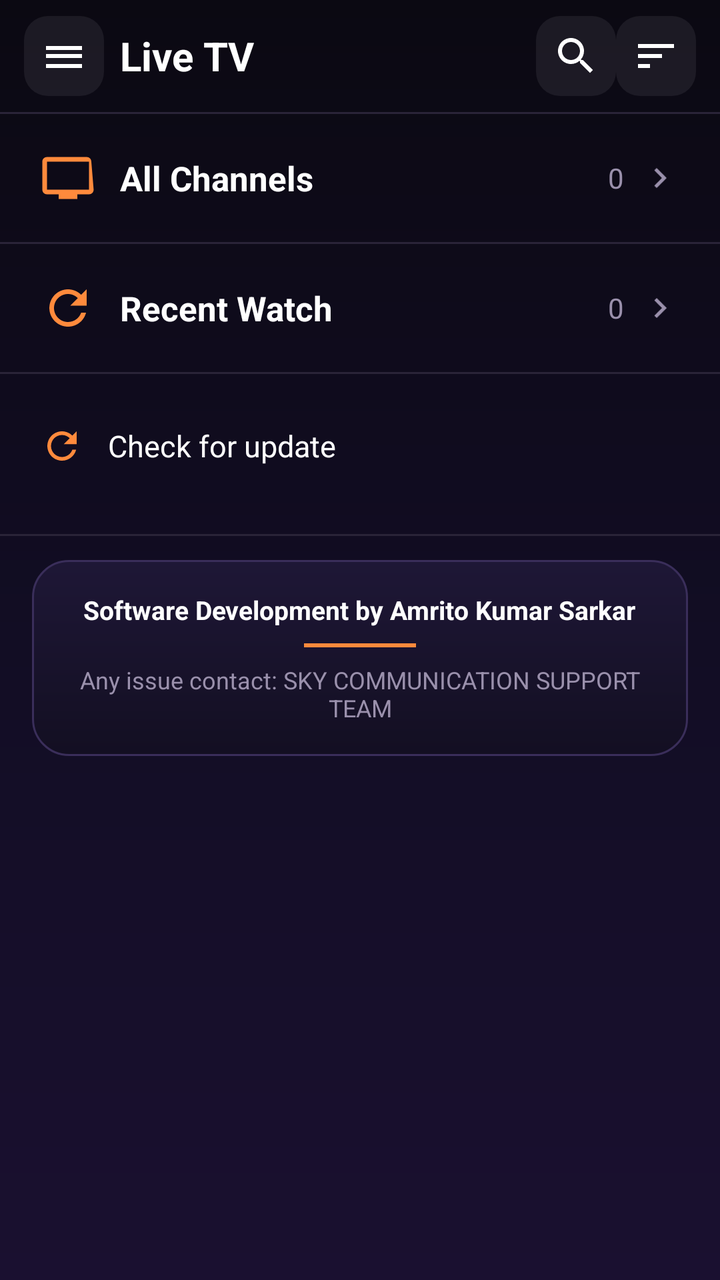
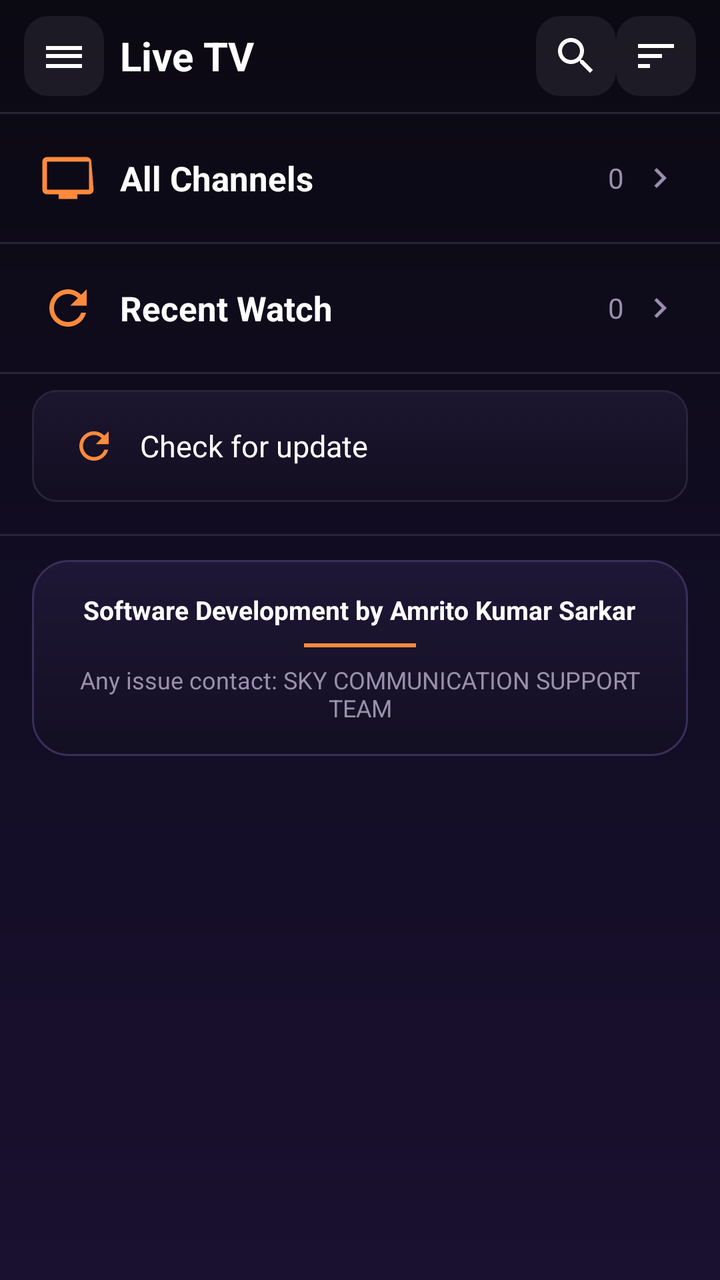

Two renders of the same Android screen: before a commit and after it. Below are the layout's source before the change and the commit's diff.
<!-- AndroidManifest.xml: application theme Theme.IPTVPlayer -->
<!-- res/layout/activity_main.xml -->
<?xml version="1.0" encoding="utf-8"?>
<LinearLayout
    xmlns:android="http://schemas.android.com/apk/res/android"
    xmlns:app="http://schemas.android.com/apk/res-auto"
    android:layout_width="match_parent"
    android:layout_height="match_parent"
    android:orientation="vertical"
    android:background="@drawable/bg_app_gradient">

    
    <LinearLayout
        android:layout_width="match_parent"
        android:layout_height="56dp"
        android:orientation="horizontal"
        android:gravity="center_vertical"
        android:paddingHorizontal="12dp"
        android:background="@android:color/transparent">

        <ImageButton
            android:id="@+id/btnMenu"
            android:layout_width="40dp"
            android:layout_height="40dp"
            android:background="@drawable/bg_icon_chip"
            android:src="@drawable/ic_menu"
            android:tint="@color/colorChannelName"
            android:contentDescription="Menu"
            android:focusable="true" />

        <TextView
            android:layout_width="0dp"
            android:layout_height="wrap_content"
            android:layout_weight="1"
            android:layout_marginStart="8dp"
            android:text="@string/live_tv"
            android:textColor="@color/colorChannelName"
            android:textSize="20sp"
            android:textStyle="bold" />

        <ImageButton
            android:id="@+id/btnSearch"
            android:layout_width="40dp"
            android:layout_height="40dp"
            android:background="@drawable/bg_icon_chip"
            android:src="@drawable/ic_search"
            android:tint="@color/colorChannelName"
            android:contentDescription="Search"
            android:focusable="true" />

        <ImageButton
            android:id="@+id/btnSort"
            android:layout_width="40dp"
            android:layout_height="40dp"
            android:background="@drawable/bg_icon_chip"
            android:src="@drawable/ic_sort"
            android:tint="@color/colorChannelName"
            android:contentDescription="Sort"
            android:focusable="true" />

    </LinearLayout>

    
    <View
        android:layout_width="match_parent"
        android:layout_height="1dp"
        android:background="@color/colorDivider" />

    
    <LinearLayout
        android:id="@+id/rowAllChannels"
        android:layout_width="match_parent"
        android:layout_height="64dp"
        android:orientation="horizontal"
        android:gravity="center_vertical"
        android:paddingHorizontal="20dp"
        android:focusable="true"
        android:focusableInTouchMode="false"
        android:nextFocusDown="@id/rowRecentWatch"
        android:background="@drawable/bg_row_selector">

        <ImageView
            android:layout_width="28dp"
            android:layout_height="28dp"
            android:src="@drawable/ic_tv"
            android:tint="@color/colorOrange"
            android:layout_marginEnd="12dp" />

        <TextView
            android:layout_width="0dp"
            android:layout_height="wrap_content"
            android:layout_weight="1"
            android:text="@string/all_channels"
            android:textColor="@color/colorChannelName"
            android:textSize="17sp"
            android:textStyle="bold" />

        <TextView
            android:id="@+id/tvAllCount"
            android:layout_width="wrap_content"
            android:layout_height="wrap_content"
            android:text="0"
            android:textColor="@color/colorSubText"
            android:textSize="14sp"
            android:layout_marginEnd="8dp" />

        <ImageView
            android:layout_width="20dp"
            android:layout_height="20dp"
            android:src="@drawable/ic_arrow_forward"
            android:tint="@color/colorSubText" />

    </LinearLayout>

    
    <View
        android:layout_width="match_parent"
        android:layout_height="1dp"
        android:background="@color/colorDivider" />

    
    <LinearLayout
        android:id="@+id/rowRecentWatch"
        android:layout_width="match_parent"
        android:layout_height="64dp"
        android:orientation="horizontal"
        android:gravity="center_vertical"
        android:paddingHorizontal="20dp"
        android:focusable="true"
        android:focusableInTouchMode="false"
        android:nextFocusUp="@id/rowAllChannels"
        android:background="@drawable/bg_row_selector">

        <ImageView
            android:layout_width="28dp"
            android:layout_height="28dp"
            android:src="@drawable/ic_refresh"
            android:tint="@color/colorOrange"
            android:layout_marginEnd="12dp" />

        <TextView
            android:layout_width="0dp"
            android:layout_height="wrap_content"
            android:layout_weight="1"
            android:text="@string/recent_watch"
            android:textColor="@color/colorChannelName"
            android:textSize="17sp"
            android:textStyle="bold" />

        <TextView
            android:id="@+id/tvRecentCount"
            android:layout_width="wrap_content"
            android:layout_height="wrap_content"
            android:text="0"
            android:textColor="@color/colorSubText"
            android:textSize="14sp"
            android:layout_marginEnd="8dp" />

        <ImageView
            android:layout_width="20dp"
            android:layout_height="20dp"
            android:src="@drawable/ic_arrow_forward"
            android:tint="@color/colorSubText" />

    </LinearLayout>

    
    <View
        android:layout_width="match_parent"
        android:layout_height="1dp"
        android:background="@color/colorDivider" />

    
    <LinearLayout
        android:id="@+id/rowCheckUpdate"
        android:layout_width="match_parent"
        android:layout_height="56dp"
        android:layout_marginTop="8dp"
        android:background="@drawable/bg_row_selector"
        android:clickable="true"
        android:focusable="true"
        android:gravity="center_vertical"
        android:orientation="horizontal"
        android:paddingHorizontal="20dp">

        <ImageView
            android:layout_width="22dp"
            android:layout_height="22dp"
            android:layout_marginEnd="12dp"
            android:src="@drawable/ic_refresh"
            android:tint="@color/colorOrange" />

        <TextView
            android:layout_width="0dp"
            android:layout_height="wrap_content"
            android:layout_weight="1"
            android:text="@string/check_for_update"
            android:textColor="@color/colorChannelName"
            android:textSize="15sp" />

        <TextView
            android:id="@+id/tvAppVersion"
            android:layout_width="wrap_content"
            android:layout_height="wrap_content"
            android:textColor="@color/colorSubText"
            android:textSize="12sp" />

    </LinearLayout>

    
    <TextView
        android:id="@+id/tvCheckResult"
        android:layout_width="match_parent"
        android:layout_height="wrap_content"
        android:background="@color/colorSurface"
        android:gravity="center"
        android:padding="8dp"
        android:textColor="@color/colorOrange"
        android:textSize="12sp"
        android:visibility="gone" />

    
    <TextView
        android:id="@+id/tvUpdateStatus"
        android:layout_width="match_parent"
        android:layout_height="wrap_content"
        android:padding="10dp"
        android:textColor="@color/colorOrange"
        android:textSize="13sp"
        android:gravity="center"
        android:background="@color/colorSurface"
        android:visibility="gone" />

    
    <View
        android:layout_width="match_parent"
        android:layout_height="1dp"
        android:layout_marginTop="16dp"
        android:background="@color/colorDivider" />

    <LinearLayout
        android:layout_width="match_parent"
        android:layout_height="wrap_content"
        android:layout_marginStart="16dp"
        android:layout_marginEnd="16dp"
        android:layout_marginTop="12dp"
        android:layout_marginBottom="12dp"
        android:orientation="vertical"
        android:gravity="center"
        android:padding="16dp"
        android:background="@drawable/bg_dialog">

        <TextView
            android:layout_width="wrap_content"
            android:layout_height="wrap_content"
            android:text="@string/developer_credit"
            android:textColor="@color/colorChannelName"
            android:textSize="13sp"
            android:textStyle="bold"
            android:gravity="center" />

        <View
            android:layout_width="56dp"
            android:layout_height="2dp"
            android:layout_marginTop="8dp"
            android:layout_marginBottom="8dp"
            android:background="@color/colorOrange" />

        <TextView
            android:layout_width="wrap_content"
            android:layout_height="wrap_content"
            android:text="@string/support_credit"
            android:textColor="@color/colorSubText"
            android:textSize="12sp"
            android:gravity="center" />

    </LinearLayout>

</LinearLayout>
<!-- resources referenced by this layout -->
<resources>
  <color name="colorChannelName">#FFFFFF</color>
  <color name="colorDivider">#2A2438</color>
  <color name="colorOrange">#FF8A3C</color>
  <color name="colorSubText">#9A90AC</color>
  <color name="colorSurface">#171322</color>
  <!-- drawable ic_sort (drawable) -->
  <?xml version="1.0" encoding="utf-8"?>
  <vector xmlns:android="http://schemas.android.com/apk/res/android"
      android:width="24dp" android:height="24dp"
      android:viewportWidth="24" android:viewportHeight="24">
      <path android:fillColor="#FFFFFF"
          android:pathData="M3,18h6v-2H3v2zM3,6v2h18V6H3zM3,13h12v-2H3v2z"/>
  </vector>
  <string name="all_channels">All Channels</string>
  <string name="check_for_update">Check for update</string>
  <string name="developer_credit">Software Development by Amrito Kumar Sarkar</string>
  <string name="live_tv">Live TV</string>
  <string name="recent_watch">Recent Watch</string>
  <string name="support_credit">Any issue contact: SKY COMMUNICATION SUPPORT TEAM</string>
  <color name="colorGradientBgStart">#0B0912</color>
  <color name="colorGradientBgEnd">#1A1030</color>
  <color name="colorPrimary">#FF8A3C</color>
  <color name="colorPrimaryVariant">#E06A1F</color>
  <color name="colorOnPrimary">#FFFFFF</color>
  <color name="colorSecondary">#E8388A</color>
  <color name="colorOnSecondary">#FFFFFF</color>
  <color name="colorBackground">#0B0912</color>
  <color name="colorOnSurface">#F6F1FF</color>
  <color name="colorError">#FF5C8A</color>
  <color name="colorGradientStart">#FF9A3C</color>
  <color name="colorGradientEnd">#E8388A</color>
  <!-- unchanged entries left out for length: 11 -->
</resources>

<!-- the commit's change to res/layout/activity_main.xml (unified diff, before → after) -->
@@ -173,8 +173,10 @@
         android:id="@+id/rowCheckUpdate"
         android:layout_width="match_parent"
         android:layout_height="56dp"
+        android:layout_marginStart="16dp"
+        android:layout_marginEnd="16dp"
         android:layout_marginTop="8dp"
-        android:background="@drawable/bg_row_selector"
+        android:background="@drawable/bg_update_row"
         android:clickable="true"
         android:focusable="true"
         android:gravity="center_vertical"
@@ -210,9 +212,12 @@
         android:id="@+id/tvCheckResult"
         android:layout_width="match_parent"
         android:layout_height="wrap_content"
-        android:background="@color/colorSurface"
+        android:layout_marginStart="16dp"
+        android:layout_marginEnd="16dp"
+        android:layout_marginTop="8dp"
+        android:background="@drawable/bg_status_gradient"
         android:gravity="center"
-        android:padding="8dp"
+        android:padding="10dp"
         android:textColor="@color/colorOrange"
         android:textSize="12sp"
         android:visibility="gone" />
@@ -222,11 +227,14 @@
         android:id="@+id/tvUpdateStatus"
         android:layout_width="match_parent"
         android:layout_height="wrap_content"
+        android:layout_marginStart="16dp"
+        android:layout_marginEnd="16dp"
+        android:layout_marginTop="8dp"
         android:padding="10dp"
         android:textColor="@color/colorOrange"
         android:textSize="13sp"
         android:gravity="center"
-        android:background="@color/colorSurface"
+        android:background="@drawable/bg_status_gradient"
         android:visibility="gone" />
 
     
<!-- resource entries referenced after the edit -->
@@ -4,6 +4,45 @@
   <color name="colorDivider">#2A2438</color>
   <color name="colorOrange">#FF8A3C</color>
   <color name="colorSubText">#9A90AC</color>
+  <!-- drawable bg_status_gradient (drawable) -->
+  <?xml version="1.0" encoding="utf-8"?>
+  <shape xmlns:android="http://schemas.android.com/apk/res/android"
+      android:shape="rectangle">
+      <gradient
+          android:angle="0"
+          android:startColor="#26FF9A3C"
+          android:endColor="#26E8388A"
+          android:type="linear" />
+      <corners android:radius="10dp" />
+      <stroke android:width="1dp" android:color="#40E8388A" />
+  </shape>
+  <!-- drawable bg_update_row (drawable) -->
+  <?xml version="1.0" encoding="utf-8"?>
+  <selector xmlns:android="http://schemas.android.com/apk/res/android">
+      
+      <item android:state_focused="true" android:drawable="@drawable/bg_channel_item_focused" />
+      <item android:state_pressed="true">
+          <shape android:shape="rectangle">
+              <gradient
+                  android:angle="0"
+                  android:startColor="#33FF9A3C"
+                  android:endColor="#33E8388A" />
+              <corners android:radius="12dp" />
+          </shape>
+      </item>
+      
+      <item>
+          <shape android:shape="rectangle">
+              <gradient
+                  android:angle="270"
+                  android:startColor="@color/colorGradientCardStart"
+                  android:endColor="@color/colorGradientCardEnd"
+                  android:type="linear" />
+              <corners android:radius="12dp" />
+              <stroke android:width="1dp" android:color="@color/colorDivider" />
+          </shape>
+      </item>
+  </selector>
   <color name="colorSurface">#171322</color>
   <!-- drawable ic_sort (drawable) -->
   <?xml version="1.0" encoding="utf-8"?>
@@ -21,6 +60,30 @@
   <string name="support_credit">Any issue contact: SKY COMMUNICATION SUPPORT TEAM</string>
   <color name="colorGradientBgStart">#0B0912</color>
   <color name="colorGradientBgEnd">#1A1030</color>
+  <!-- drawable bg_channel_item_focused (drawable) -->
+  <?xml version="1.0" encoding="utf-8"?>
+  <layer-list xmlns:android="http://schemas.android.com/apk/res/android">
+      
+      <item>
+          <shape android:shape="rectangle">
+              <gradient
+                  android:angle="0"
+                  android:startColor="@color/colorGradientStart"
+                  android:endColor="@color/colorGradientEnd"
+                  android:type="linear" />
+              <corners android:radius="14dp" />
+          </shape>
+      </item>
+      
+      <item android:left="2dp" android:top="2dp" android:right="2dp" android:bottom="2dp">
+          <shape android:shape="rectangle">
+              <solid android:color="#F20B0912" />
+              <corners android:radius="12dp" />
+          </shape>
+      </item>
+  </layer-list>
+  <color name="colorGradientCardStart">#1C1630</color>
+  <color name="colorGradientCardEnd">#120E20</color>
   <color name="colorPrimary">#FF8A3C</color>
   <color name="colorPrimaryVariant">#E06A1F</color>
   <color name="colorOnPrimary">#FFFFFF</color>
